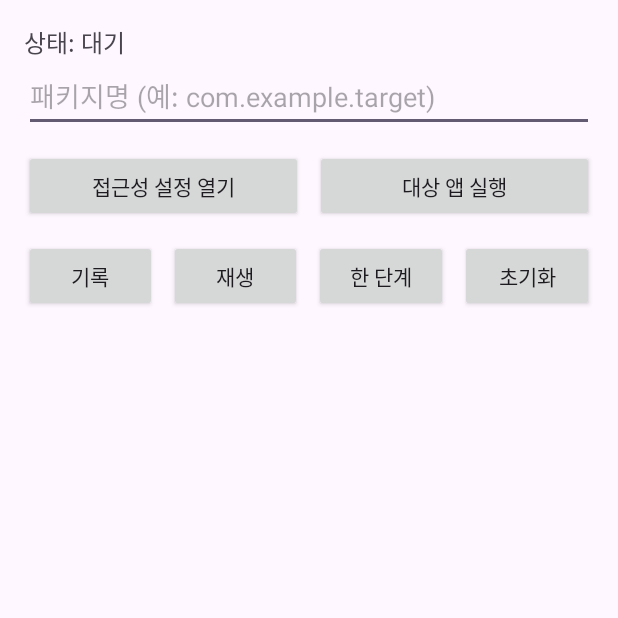
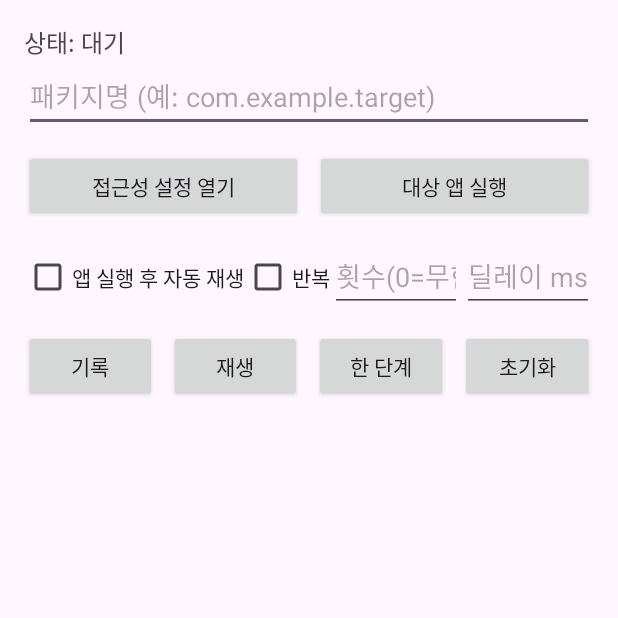
Before and after one commit to Spica910/tabcontrol, an Android app: the screen it shows after launch (MainActivity), on a phone screen of 412 x 824 dp, the top half of it. Run offline under Robolectric (Android 15) with nearby library versions, the phone set to English and light mode, and no system bars; 5 statements that could not run were skipped.

Commit message:
Add preferences for autoplay and repeat functionality
Co-authored-by: spica910 <spica910@gmail.com>

```diff
--- a/android/app/src/main/java/com/example/autopilot/MainActivity.kt
+++ b/android/app/src/main/java/com/example/autopilot/MainActivity.kt
@@ -6,6 +6,7 @@ import android.os.Bundle
 import android.provider.Settings
 import android.widget.Button
 import android.widget.EditText
+import android.widget.CheckBox
 import android.widget.TextView
 import androidx.activity.ComponentActivity
 import androidx.activity.viewModels
@@ -35,8 +36,19 @@ class MainActivity : ComponentActivity() {
         val btnPlay = findViewById<Button>(R.id.btnPlay)
         val btnStep = findViewById<Button>(R.id.btnStep)
         val btnClear = findViewById<Button>(R.id.btnClear)
+        val chkAutoPlay = findViewById<CheckBox>(R.id.chkAutoPlay)
+        val chkRepeat = findViewById<CheckBox>(R.id.chkRepeat)
+        val edtRepeatCount = findViewById<EditText>(R.id.edtRepeatCount)
+        val edtRepeatDelay = findViewById<EditText>(R.id.edtRepeatDelay)
 
         edtPackage.setText(vm.targetPackage)
+
+        // Load prefs
+        edtPackage.setText(data.Prefs.getTargetPackage(this))
+        chkAutoPlay.isChecked = data.Prefs.isAutoPlay(this)
+        chkRepeat.isChecked = data.Prefs.isRepeatEnabled(this)
+        edtRepeatCount.setText(data.Prefs.getRepeatCount(this).toString())
+        edtRepeatDelay.setText(data.Prefs.getRepeatDelay(this).toString())
 
         btnOpenAccessibility.setOnClickListener {
             startActivity(Intent(Settings.ACTION_ACCESSIBILITY_SETTINGS))
@@ -44,10 +56,18 @@ class MainActivity : ComponentActivity() {
 
         btnLaunch.setOnClickListener {
             vm.targetPackage = edtPackage.text.toString().trim()
+            data.Prefs.setTargetPackage(this, vm.targetPackage)
+            data.Prefs.setAutoPlay(this, chkAutoPlay.isChecked)
+            data.Prefs.setRepeatEnabled(this, chkRepeat.isChecked)
+            data.Prefs.setRepeatCount(this, edtRepeatCount.text.toString().toIntOrNull() ?: 0)
+            data.Prefs.setRepeatDelay(this, edtRepeatDelay.text.toString().toLongOrNull() ?: 500)
             val launchIntent = packageManager.getLaunchIntentForPackage(vm.targetPackage)
             if (launchIntent != null) {
                 startActivity(launchIntent)
                 txtStatus.text = "상태: 대상 앱 실행됨"
+                if (chkAutoPlay.isChecked) {
+                    sendToService(service.AutoPilotService.ACTION_PLAY)
+                }
             } else {
                 txtStatus.text = "상태: 패키지 찾을 수 없음"
             }
--- a/android/app/src/main/res/layout/activity_main.xml
+++ b/android/app/src/main/res/layout/activity_main.xml
@@ -17,7 +17,8 @@
         android:layout_width="match_parent"
         android:layout_height="wrap_content"
         android:hint="@string/package_hint"
-        android:inputType="text" />
+        android:inputType="text"
+        android:autofillHints="username"/>
 
     <LinearLayout
         android:layout_width="match_parent"
@@ -37,6 +38,37 @@
             android:layout_weight="1"
             android:layout_marginStart="8dp"
             android:text="@string/launch_target" />
+    </LinearLayout>
+
+    <LinearLayout
+        android:layout_width="match_parent"
+        android:layout_height="wrap_content"
+        android:orientation="horizontal"
+        android:layout_marginTop="12dp">
+        <CheckBox
+            android:id="@+id/chkAutoPlay"
+            android:layout_width="wrap_content"
+            android:layout_height="wrap_content"
+            android:text="앱 실행 후 자동 재생" />
+        <CheckBox
+            android:id="@+id/chkRepeat"
+            android:layout_width="wrap_content"
+            android:layout_height="wrap_content"
+            android:text="반복" />
+        <EditText
+            android:id="@+id/edtRepeatCount"
+            android:layout_width="0dp"
+            android:layout_height="wrap_content"
+            android:layout_weight="1"
+            android:hint="횟수(0=무한)"
+            android:inputType="number"/>
+        <EditText
+            android:id="@+id/edtRepeatDelay"
+            android:layout_width="0dp"
+            android:layout_height="wrap_content"
+            android:layout_weight="1"
+            android:hint="딜레이 ms"
+            android:inputType="number"/>
     </LinearLayout>
 
     <LinearLayout
```
Also changed, not shown: android/app/src/main/java/com/example/autopilot/data/Prefs.kt (added, +41 -0 lines), android/app/src/main/java/com/example/autopilot/service/AutoPilotService.kt (+28 -4 lines).
